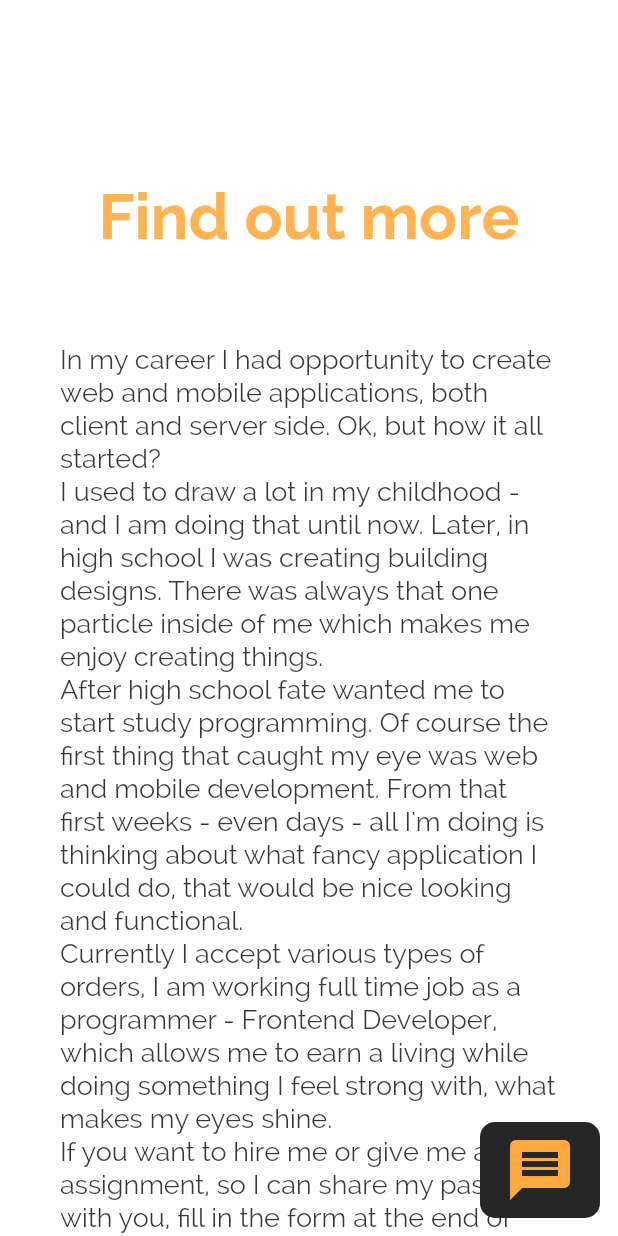
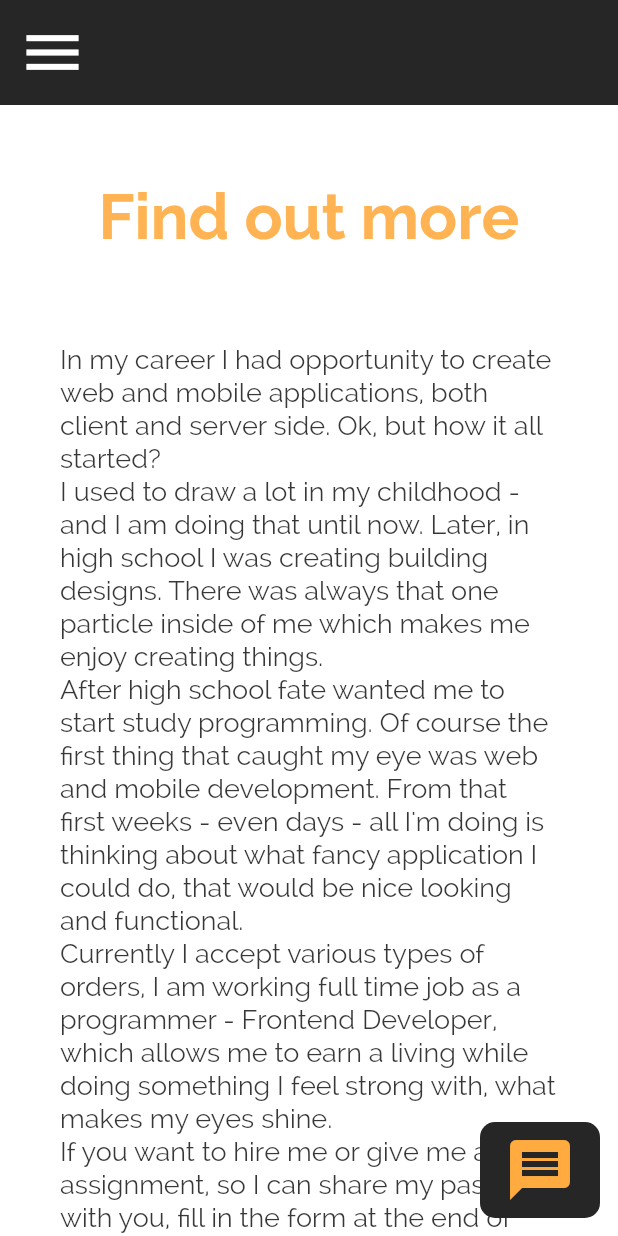
Before and after one commit to wojciechkubiak/flutter-site, a Flutter app: the screen it shows after launch, after a tap on "Find out more", on a phone screen of 412 x 824 dp. Run offline on Flutter 3.47's test engine with Material 2 defaults, Android fonts, the phone set to English and light mode, and no system bars; our stand-ins replace bloc, dio, equatable, flutter_bloc, flutter_dotenv, flutter_translate; missing offline and left inert: dart:html.

Commit message:
Skills page update

```diff
--- a/lib/pages/page_builder.dart
+++ b/lib/pages/page_builder.dart
@@ -70,6 +70,14 @@ class _PageBuilderState extends State<PageBuilder> {
                       color: widget.isTransparent
                           ? Colors.white
                           : Color(0xFF262626),
+                      boxShadow: [
+                        BoxShadow(
+                          blurRadius: 3,
+                          spreadRadius: 1,
+                          offset: Offset(0, 3),
+                          color: Colors.black45,
+                        )
+                      ],
                     ),
                     padding: EdgeInsets.symmetric(
                       horizontal: isHDReady ? 24 : 64,
@@ -129,11 +137,10 @@ class _PageBuilderState extends State<PageBuilder> {
                 ],
               ),
             ),
-          if (!isMessageFieldVisible && width > 600)
-            Navbar(
-              activePage: widget.activePage,
-              isTransparent: widget.isTransparent,
-            ),
+          Navbar(
+            activePage: widget.activePage,
+            isTransparent: widget.isTransparent,
+          ),
           Align(
             alignment: Alignment.bottomRight,
             child: GestureDetector(
--- a/lib/widgets/custom-textfield.dart
+++ b/lib/widgets/custom-textfield.dart
@@ -23,6 +23,7 @@ class CustomTextfield extends StatelessWidget {
         maxLines: maxLines,
         keyboardType: keyboardType,
         textAlign: TextAlign.center,
+        textInputAction: TextInputAction.done,
         style: TextStyle(
           fontSize: 20,
           color: isTransparent ? Colors.black87 : Colors.white54,
```
Also changed, not shown: lib/pages/technologies.dart (+8 -8 lines), assets/css.jpg, assets/css.png, assets/flutter.jpg, assets/flutter.png, assets/html.jpg, assets/html.png, assets/javascript.jpg, assets/javascript.png, assets/node.jpg, assets/node.png, assets/python.jpg, assets/python.png, assets/react.jpg, 3 more files, 1 other file.
